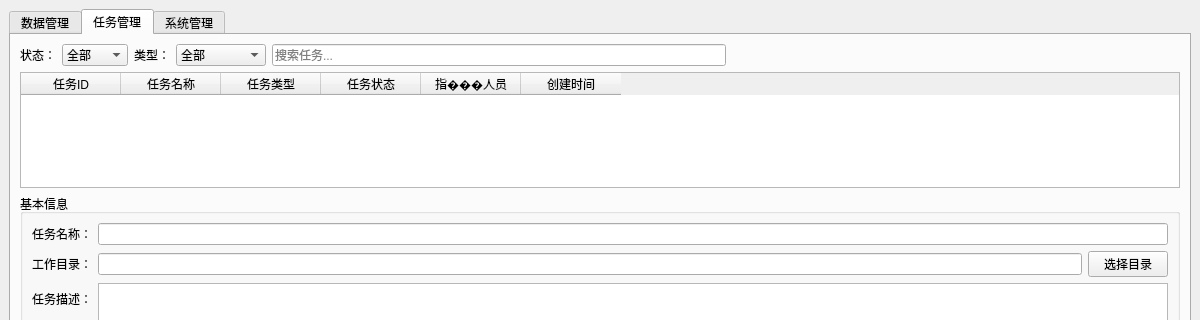
Old version of the form src/views/system/systemmanager.ui in the repository brovast/CDSimulation; both pictures show x 0 to 1200 and y 0 to 320 of the 1200 by 934 pixel window.
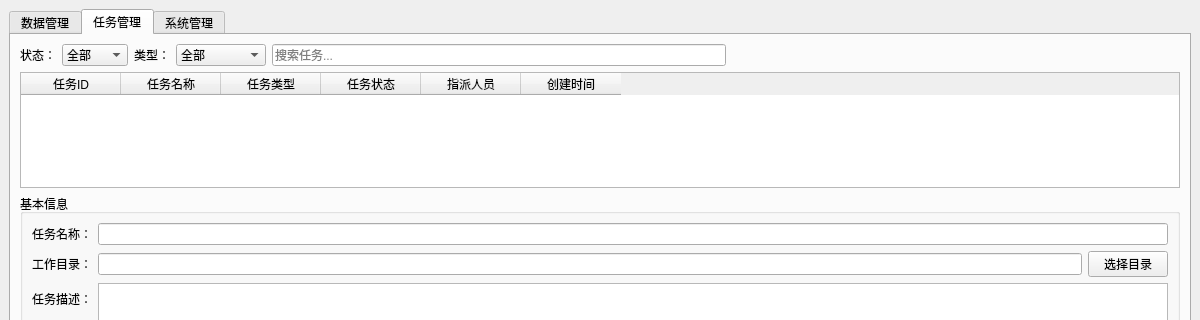
New version of the form. Custom widgets are drawn as their Qt base class.

Patch:
```diff
--- a/src/views/system/systemmanager.ui
+++ b/src/views/system/systemmanager.ui
@@ -338,7 +338,7 @@
           </column>
           <column>
            <property name="text">
-            <string>指���人员</string>
+            <string>指派人员</string>
            </property>
           </column>
           <column>
```
